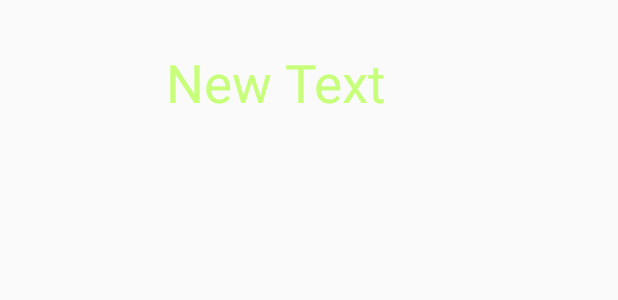
After one commit to pravateb/BU_Traffic, an Android app: the layout my_listview.xml on its own in the app's theme, with its tools: preview values and no code run, on a phone screen of 412 x 824 dp. The commit adds this screen. Shown: the top 300 px of the screen. Run offline under Robolectric (Android 15) with nearby library versions, the phone set to English and light mode, and no system bars.

Commit message:
ListView Success

```diff
--- a/app/src/main/java/thaisavecost/pravate/butraffic/MainActivity.java
+++ b/app/src/main/java/thaisavecost/pravate/butraffic/MainActivity.java
@@ -1,5 +1,6 @@
 package thaisavecost.pravate.butraffic;
 
+import android.content.Intent;
 import android.media.MediaPlayer;
 import android.net.Uri;
 import android.support.v7.app.AppCompatActivity;
@@ -45,7 +46,9 @@
                 buttonPlayer.start();
 
                 //Intent to WebView
-
+                Intent objIntent = new Intent(Intent.ACTION_VIEW);
+                objIntent.setData(Uri.parse("http://androidthai.in.th/about-me.html"));
+                startActivity(objIntent);
 
             }  // event
         });
--- /dev/null
+++ b/app/src/main/res/layout/my_listview.xml
@@ -0,0 +1,20 @@
+<?xml version="1.0" encoding="utf-8"?>
+<LinearLayout xmlns:android="http://schemas.android.com/apk/res/android"
+    android:orientation="horizontal" android:layout_width="match_parent"
+    android:layout_height="wrap_content">
+
+    <ImageView
+        android:layout_width="@dimen/icon"
+        android:layout_height="@dimen/icon"
+        android:id="@+id/imageView"
+        android:layout_margin="15dp" />
+
+    <TextView
+        android:layout_width="wrap_content"
+        android:layout_height="wrap_content"
+        android:text="New Text"
+        android:id="@+id/textView2"
+        android:textSize="@dimen/h1"
+        android:layout_gravity="center_vertical"
+        android:textColor="@color/text" />
+</LinearLayout>
--- a/app/src/main/res/values/dimens.xml
+++ b/app/src/main/res/values/dimens.xml
@@ -3,4 +3,9 @@
     <dimen name="activity_horizontal_margin">16dp</dimen>
     <dimen name="activity_vertical_margin">16dp</dimen>
     <dimen name="h1">35sp</dimen>
+
+    <dimen name="h2">20sp</dimen>
+    <dimen name="icon">80dp</dimen>
+    <dimen name="image">200dp</dimen>
+
 </resources>
```
Also changed, not shown: app/src/main/java/thaisavecost/pravate/butraffic/MyAdapter.java (added, +43 -0 lines).
